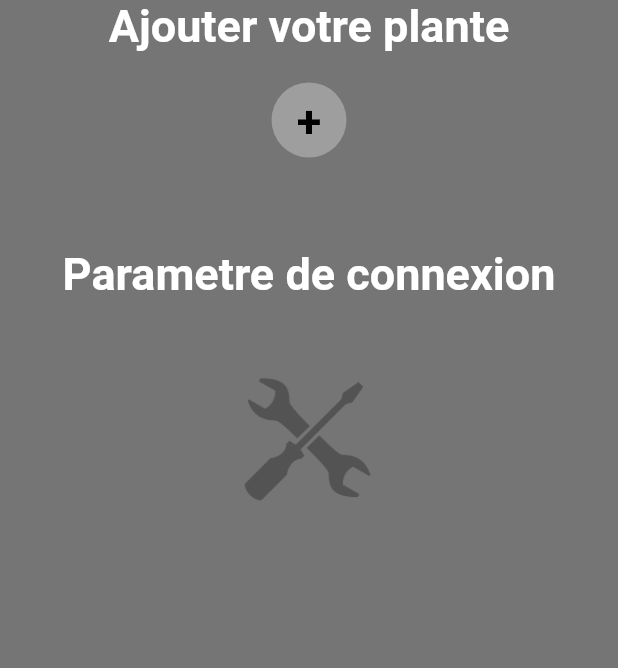
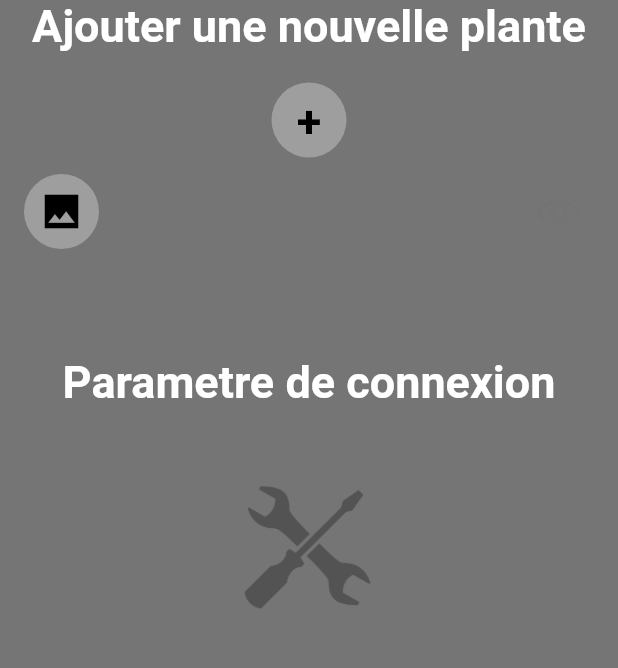
Before and after one commit to joumichy/mounaproject, a Flutter app: the SettingPlant screen opened by its route, after a tap on "Enregistrer", on a phone screen of 412 x 824 dp, the part 360-1028 px from its top. Run offline on Flutter 3.47's test engine with Material 2 defaults, Android fonts, the phone set to English and light mode, and no system bars; our stand-ins replace shared_preferences; accounts and stored records are empty.

Commit message:
ajout feature

```diff
--- a/lib/features/menu/menu.dart
+++ b/lib/features/menu/menu.dart
@@ -4,6 +4,7 @@ import 'dart:developer';
 import 'package:flutter/cupertino.dart';
 import 'package:flutter/material.dart';
 import 'package:happytree/features/connection_setting/connection_setting.dart';
+import 'package:happytree/features/rapport_plant/rapport_plant.dart';
 import 'package:happytree/util/util.dart';
 
 import '../create/create.dart';
@@ -22,12 +23,35 @@ class MenuState extends State<Menu> {
 
 
   final GlobalKey<FormState> _formkey = GlobalKey<FormState>();
-  TextEditingController usernameController = TextEditingController();
-  TextEditingController passwordController = TextEditingController();
   bool passwordhide = true;
   @override
   void initState() {
     super.initState();
+  }
+
+  Widget itemPlantCreated(String plantName,String secondplantname, String plantlocation){
+    return ListTile(
+      leading:  Container(
+        width: 50,
+        height: 50,
+        decoration: BoxDecoration(borderRadius: BorderRadius.circular(40.0), color: Colors.grey),
+
+        child: TextButton(
+
+
+          onPressed: () {
+
+          }, child: Icon(Icons.insert_photo_sharp, color: Colors.black,size: 30), )
+        ,),
+      title: Text(plantName),
+      subtitle: Text(secondplantname),
+    trailing: IconButton(
+        onPressed: () {
+      navigateTo(context, RapportPlant.withName(plantName: plantName, plantLocation: plantlocation, secondPlantName: secondplantname));
+
+
+    },
+    icon: Image.asset("asset/icons/eye.png",width: 80, height: 80,)),);
   }
 
   Widget content() {
@@ -38,8 +62,9 @@ class MenuState extends State<Menu> {
       else{
         return Column(children: [
           Padding(padding: EdgeInsets.only(top: 40), child:  Image.asset("asset/images/logo.png", width: 200,height: 200,),),
-          Text("Ajouter votre plante", style: TextStyle(fontWeight: FontWeight.bold, fontSize: 30,),),
-          Padding(padding: EdgeInsets.only(top: 20), child:    Container(
+          Text("Ajouter une nouvelle plante", style: TextStyle(fontWeight: FontWeight.bold, fontSize: 30,),),
+          Padding(padding: EdgeInsets.only(top: 20),
+            child:    Container(
             width: 50,
             height: 50,
             decoration: BoxDecoration(borderRadius: BorderRadius.circular(40.0), color: Colors.grey),
@@ -52,7 +77,25 @@ class MenuState extends State<Menu> {
 
               }, child: Text("+",style: TextStyle(fontWeight: FontWeight.bold, color: Colors.black, fontSize: 30)), )
             ,),),
+          FutureBuilder(
+            future: getPlantData(),
+              builder: (context, snapshot) {
+            if(snapshot.hasData){
 
+              final data = snapshot.data as Map;
+              log(data.toString());
+              if(data['plantname'].toString() !=  "null"){
+                return itemPlantCreated(data["plantname"], data["secondplantname"], data["plantlocation"]);
+              }
+              else{
+                return SizedBox(width: 0, height: 0,);
+
+              }
+            }
+            else{
+              return SizedBox(width: 0, height: 0,);
+            }
+          }),
           Padding(padding: EdgeInsets.only(top: 60, bottom: 20), child:  Text("Parametre de connexion", style: TextStyle(fontWeight: FontWeight.bold, fontSize: 30,),),),
           Padding(padding: EdgeInsets.only(top: 20), child:
 
--- a/lib/features/setting_plant/setting_plant.dart
+++ b/lib/features/setting_plant/setting_plant.dart
@@ -25,9 +25,7 @@ class SettingPlantState extends State<SettingPlant> {
 
 
   final GlobalKey<FormState> _formkey = GlobalKey<FormState>();
-  TextEditingController usernameController = TextEditingController();
-  TextEditingController passwordController = TextEditingController();
-  bool passwordhide = true;
+  TextEditingController textEditingController = TextEditingController();
   String dropdownValue = "Chambre";
   @override
   void initState() {
@@ -59,6 +57,7 @@ class SettingPlantState extends State<SettingPlant> {
           ),
 
           TextField(
+            controller: textEditingController,
             decoration: InputDecoration(
                 enabledBorder: setUnderlineBorderColor(3.0, 1.0, Colors.white),
               focusedBorder: setUnderlineBorderColor(3.0, 1.0, Colors.white)
@@ -94,7 +93,11 @@ class SettingPlantState extends State<SettingPlant> {
           ElevatedButton(
 
             style: BaseButtonRoundedColorBorder(200, 50, APPCOLOR4, 25.0),
-              onPressed: () {
+              onPressed: ()  {
+              final title = textEditingController.text;
+              log(title);
+
+              saveNewTree(title, widget.plantName,dropdownValue);
               navigateWithNamePop(context, Menu().routeName);
 
           }, child: Text("Enregistrer", style: TextStyle(fontSize: 20),)),
--- a/lib/main.dart
+++ b/lib/main.dart
@@ -2,6 +2,7 @@ import 'package:flutter/material.dart';
 import 'package:happytree/features/connection_setting/connection_setting.dart';
 import 'package:happytree/features/menu/menu.dart';
 import 'package:happytree/features/plantitem/plantitem.dart';
+import 'package:happytree/features/rapport_plant/rapport_plant.dart';
 import 'package:happytree/features/setting_plant/setting_plant.dart';
 import 'package:happytree/features/splashscreen/splash_screen.dart';
 
@@ -30,6 +31,7 @@ class MyApp extends StatelessWidget {
         '/plantitem': (context) =>  PlantItem(),
         '/setting': (context) =>  ConnectionSetting(),
         '/settingplant': (context) =>  SettingPlant(),
+        '/rapportplant': (context) =>  RapportPlant(),
 
       },
 
--- a/lib/util/util.dart
+++ b/lib/util/util.dart
@@ -1,5 +1,8 @@
+import 'dart:developer';
+
 import 'package:flutter/material.dart';
 import 'package:happytree/models/PlantType.dart';
+import 'package:shared_preferences/shared_preferences.dart';
 
 navigateTo(context,view){
   Navigator.push(
@@ -20,7 +23,30 @@ showSnackBar(context, message){
     SnackBar(duration: const Duration(milliseconds: 1500),content: Text(message)),
   );
 }
+Future<void> saveNewTree(String plantname, String secondplantname, String plantlocation) async {
 
+  SharedPreferences sharedPreferences = await SharedPreferences.getInstance();
+  sharedPreferences.setString("secondplantname", secondplantname);
+  sharedPreferences.setString("plantlocation", plantlocation);
+  sharedPreferences.setString("plantname", plantname);
+
+
+
+}
+
+Future<dynamic> getPlantData()async{
+  SharedPreferences sharedPreferences = await SharedPreferences.getInstance();
+  Object? secondplantname = sharedPreferences.get("secondplantname");
+  Object? plantlocation = sharedPreferences.get("plantlocation");
+  Object? plantname = sharedPreferences.get("plantname");
+
+  return {
+    "plantname" : plantname.toString(),
+    "secondplantname" : secondplantname.toString(),
+    "plantlocation" : plantlocation.toString(),
+
+  };
+}
 
 final plantfleuries = PlantType(id: "id", type: "Plantes fleuries", path: "asset/images/plante_fleuries.png");
 final plantorchidees = PlantType(id: "id", type: "Orchidées", path: "asset/images/orchidees.png");
```
Also changed, not shown: lib/features/rapport_plant/rapport_plant.dart (added, +71 -0 lines).
